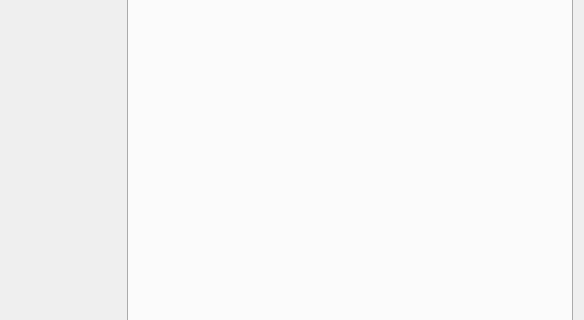
graycatya/CatLearnQt, file GrayCatQt/main/CatAbout.ui: the form before one commit; both pictures show x 337 to 921 and y 139 to 459 of the 921 by 574 pixel window.
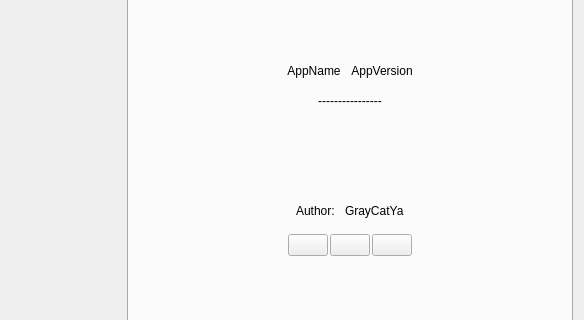
The form after the commit.

What changed in the file:
```diff
--- a/GrayCatQt/main/CatAbout.ui
+++ b/GrayCatQt/main/CatAbout.ui
@@ -96,6 +96,260 @@
       <attribute name="title">
        <string>About</string>
       </attribute>
+      <layout class="QVBoxLayout" name="verticalLayout_2">
+       <property name="spacing">
+        <number>0</number>
+       </property>
+       <property name="leftMargin">
+        <number>0</number>
+       </property>
+       <property name="topMargin">
+        <number>0</number>
+       </property>
+       <property name="rightMargin">
+        <number>0</number>
+       </property>
+       <property name="bottomMargin">
+        <number>0</number>
+       </property>
+       <item>
+        <widget class="QWidget" name="About" native="true">
+         <layout class="QVBoxLayout" name="verticalLayout_3">
+          <property name="spacing">
+           <number>10</number>
+          </property>
+          <item>
+           <spacer name="verticalSpacer">
+            <property name="orientation">
+             <enum>Qt::Vertical</enum>
+            </property>
+            <property name="sizeHint" stdset="0">
+             <size>
+              <width>20</width>
+              <height>139</height>
+             </size>
+            </property>
+           </spacer>
+          </item>
+          <item>
+           <layout class="QHBoxLayout" name="horizontalLayout_3">
+            <item>
+             <spacer name="horizontalSpacer">
+              <property name="orientation">
+               <enum>Qt::Horizontal</enum>
+              </property>
+              <property name="sizeHint" stdset="0">
+               <size>
+                <width>40</width>
+                <height>20</height>
+               </size>
+              </property>
+             </spacer>
+            </item>
+            <item>
+             <layout class="QFormLayout" name="formLayout">
+              <item row="0" column="0">
+               <widget class="QLabel" name="AppName">
+                <property name="text">
+                 <string>AppName</string>
+                </property>
+                <property name="alignment">
+                 <set>Qt::AlignCenter</set>
+                </property>
+               </widget>
+              </item>
+              <item row="0" column="1">
+               <widget class="QLabel" name="AppVersion">
+                <property name="text">
+                 <string>AppVersion</string>
+                </property>
+                <property name="alignment">
+                 <set>Qt::AlignCenter</set>
+                </property>
+               </widget>
+              </item>
+             </layout>
+            </item>
+            <item>
+             <spacer name="horizontalSpacer_2">
+              <property name="orientation">
+               <enum>Qt::Horizontal</enum>
+              </property>
+              <property name="sizeHint" stdset="0">
+               <size>
+                <width>40</width>
+                <height>20</height>
+               </size>
+              </property>
+             </spacer>
+            </item>
+           </layout>
+          </item>
+          <item>
+           <layout class="QHBoxLayout" name="horizontalLayout_5">
+            <item>
+             <spacer name="horizontalSpacer_7">
+              <property name="orientation">
+               <enum>Qt::Horizontal</enum>
+              </property>
+              <property name="sizeHint" stdset="0">
+               <size>
+                <width>40</width>
+                <height>20</height>
+               </size>
+              </property>
+             </spacer>
+            </item>
+            <item>
+             <widget class="QLabel" name="Explain">
+              <property name="minimumSize">
+               <size>
+                <width>0</width>
+                <height>100</height>
+               </size>
+              </property>
+              <property name="text">
+               <string>----------------</string>
+              </property>
+              <property name="alignment">
+               <set>Qt::AlignHCenter|Qt::AlignTop</set>
+              </property>
+             </widget>
+            </item>
+            <item>
+             <spacer name="horizontalSpacer_8">
+              <property name="orientation">
+               <enum>Qt::Horizontal</enum>
+              </property>
+              <property name="sizeHint" stdset="0">
+               <size>
+                <width>40</width>
+                <height>20</height>
+               </size>
+              </property>
+             </spacer>
+            </item>
+           </layout>
+          </item>
+          <item>
+           <layout class="QHBoxLayout" name="horizontalLayout_4">
+            <item>
+             <spacer name="horizontalSpacer_5">
+              <property name="orientation">
+               <enum>Qt::Horizontal</enum>
+              </property>
+              <property name="sizeHint" stdset="0">
+               <size>
+                <width>40</width>
+                <height>20</height>
+               </size>
+              </property>
+             </spacer>
+            </item>
+            <item>
+             <layout class="QFormLayout" name="formLayout_2">
+              <item row="0" column="0">
+               <widget class="QLabel" name="Author">
+                <property name="text">
+                 <string>Author:</string>
+                </property>
+               </widget>
+              </item>
+              <item row="0" column="1">
+               <widget class="QLabel" name="AuthorName">
+                <property name="text">
+                 <string>GrayCatYa</string>
+                </property>
+               </widget>
+              </item>
+             </layout>
+            </item>
+            <item>
+             <spacer name="horizontalSpacer_6">
+              <property name="orientation">
+               <enum>Qt::Horizontal</enum>
+              </property>
+              <property name="sizeHint" stdset="0">
+               <size>
+                <width>40</width>
+                <height>20</height>
+               </size>
+              </property>
+             </spacer>
+            </item>
+           </layout>
+          </item>
+          <item>
+           <layout class="QHBoxLayout" name="horizontalLayout_2">
+            <property name="spacing">
+             <number>2</number>
+            </property>
+            <item>
+             <spacer name="horizontalSpacer_3">
+              <property name="orientation">
+               <enum>Qt::Horizontal</enum>
+              </property>
+              <property name="sizeHint" stdset="0">
+               <size>
+                <width>40</width>
+                <height>20</height>
+               </size>
+              </property>
+             </spacer>
+            </item>
+            <item>
+             <widget class="QPushButton" name="GrayCatYa">
+              <property name="text">
+               <string/>
+              </property>
+             </widget>
+            </item>
+            <item>
+             <widget class="QPushButton" name="GitHub">
+              <property name="text">
+               <string/>
+              </property>
+             </widget>
+            </item>
+            <item>
+             <widget class="QPushButton" name="Gitee">
+              <property name="text">
+               <string/>
+              </property>
+             </widget>
+            </item>
+            <item>
+             <spacer name="horizontalSpacer_4">
+              <property name="orientation">
+               <enum>Qt::Horizontal</enum>
+              </property>
+              <property name="sizeHint" stdset="0">
+               <size>
+                <width>40</width>
+                <height>20</height>
+               </size>
+              </property>
+             </spacer>
+            </item>
+           </layout>
+          </item>
+          <item>
+           <spacer name="verticalSpacer_2">
+            <property name="orientation">
+             <enum>Qt::Vertical</enum>
+            </property>
+            <property name="sizeHint" stdset="0">
+             <size>
+              <width>20</width>
+              <height>139</height>
+             </size>
+            </property>
+           </spacer>
+          </item>
+         </layout>
+        </widget>
+       </item>
+      </layout>
      </widget>
      <widget class="QWidget" name="LicenceWidget">
       <attribute name="title">
```
Left out of the diff: 4 changed lines with no effect on the pictures.
